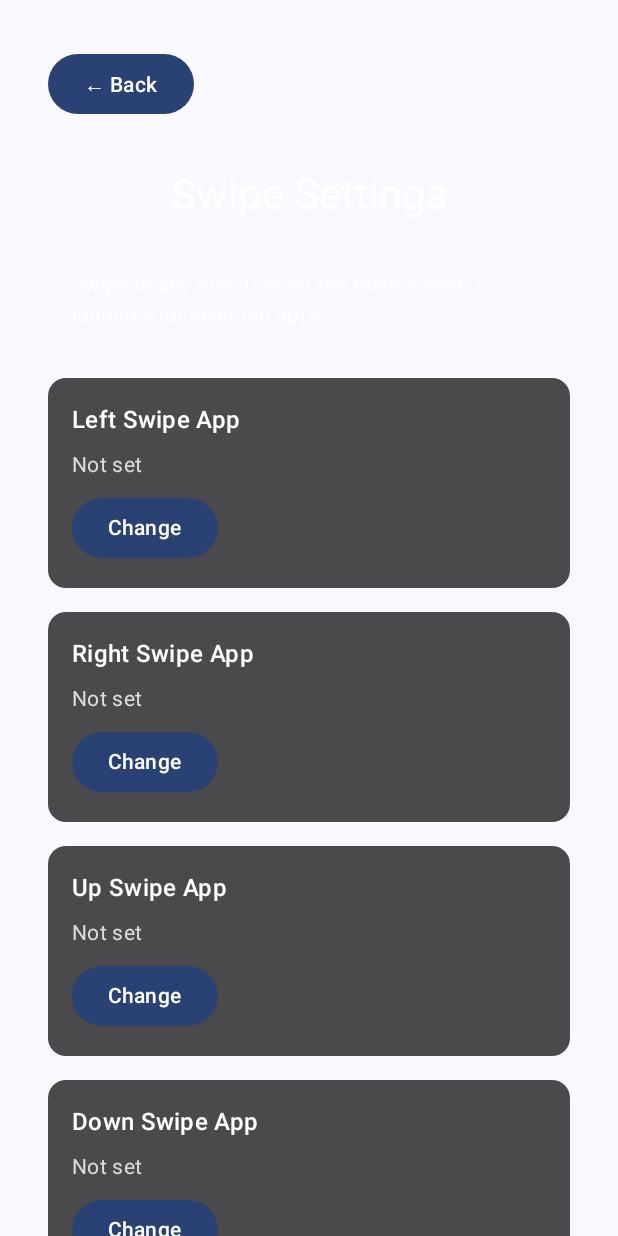
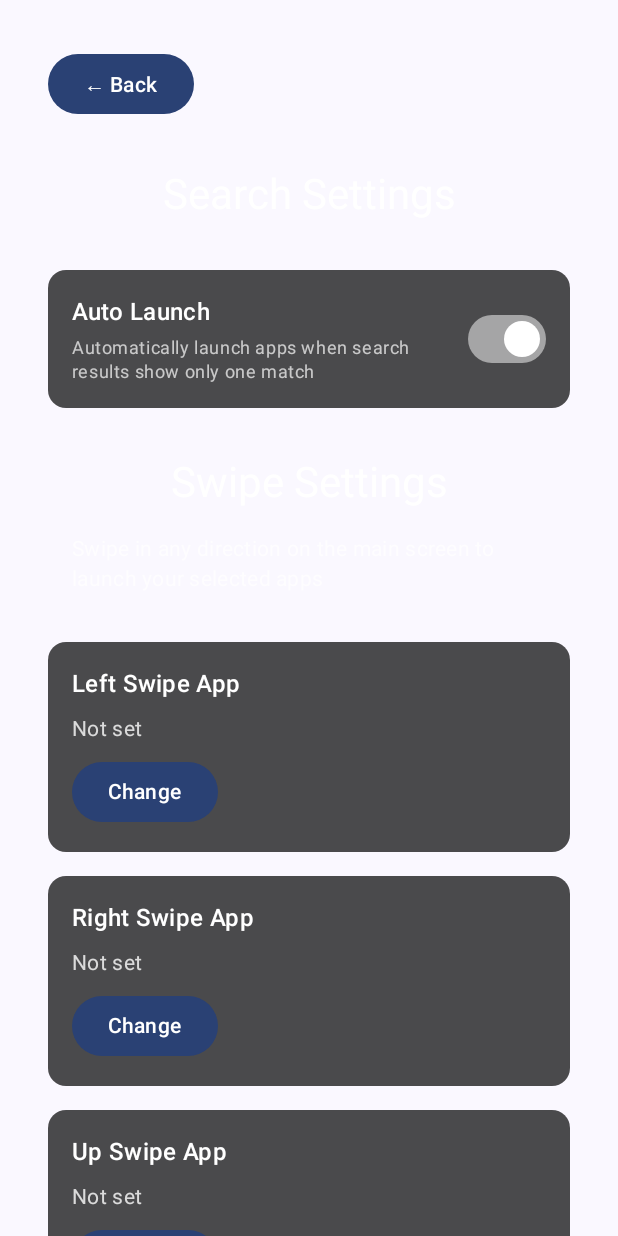
Before and after one commit to vinayakankugoyal/vibelauncher, an Android app built with Jetpack Compose: the composable SettingsScreen shown on its own in the app's theme, on a phone screen of 412 x 824 dp. Run offline under Robolectric (Android 15) with nearby library versions, the phone set to English and light mode, and no system bars.

Commit message:
feat: add setting that lets you auto-launch an app if it is the only match

```diff
--- a/app/build.gradle.kts
+++ b/app/build.gradle.kts
@@ -12,8 +12,8 @@ android {
         applicationId = "com.pizza.vibelauncher"
         minSdk = 24
         targetSdk = 35
-        versionCode = 2
-        versionName = "1.0.1"
+        versionCode = 3
+        versionName = "1.0.2"
 
         testInstrumentationRunner = "androidx.test.runner.AndroidJUnitRunner"
     }
--- a/app/src/main/java/com/pizza/vibelauncher/MainActivity.kt
+++ b/app/src/main/java/com/pizza/vibelauncher/MainActivity.kt
@@ -36,6 +36,8 @@ import androidx.compose.material3.CardDefaults
 import androidx.compose.material3.MaterialTheme
 import androidx.compose.material3.OutlinedTextField
 import androidx.compose.material3.OutlinedTextFieldDefaults
+import androidx.compose.material3.Switch
+import androidx.compose.material3.SwitchDefaults
 import androidx.compose.material3.Text
 import androidx.compose.ui.input.pointer.pointerInput
 import kotlin.math.abs
@@ -54,6 +56,7 @@ import androidx.compose.foundation.layout.windowInsetsPadding
 import androidx.compose.foundation.rememberScrollState
 import androidx.compose.foundation.verticalScroll
 import androidx.compose.runtime.Composable
+import androidx.compose.runtime.LaunchedEffect
 import androidx.compose.runtime.getValue
 import androidx.compose.runtime.collectAsState
 import androidx.compose.runtime.mutableFloatStateOf
@@ -115,6 +118,12 @@ class AppLauncherViewModel : ViewModel() {
     private val _downSwipeApp = MutableStateFlow<AppInfo?>(null)
     val downSwipeApp: StateFlow<AppInfo?> = _downSwipeApp.asStateFlow()
 
+    private val _autoLaunchApp = MutableStateFlow<AppInfo?>(null)
+    val autoLaunchApp: StateFlow<AppInfo?> = _autoLaunchApp.asStateFlow()
+
+    private val _autoLaunchEnabled = MutableStateFlow(true)
+    val autoLaunchEnabled: StateFlow<Boolean> = _autoLaunchEnabled.asStateFlow()
+
     private lateinit var sharedPrefs: SharedPreferences
 
     fun onSearchTextChanged(text: String) {
@@ -172,6 +181,13 @@ class AppLauncherViewModel : ViewModel() {
                     val filteredResults = startsWithApps + containsApps
 
                     _filteredApps.value = filteredResults
+
+                    // Auto-launch if only one result and auto-launch is enabled
+                    if (filteredResults.size == 1 && _autoLaunchEnabled.value) {
+                        _autoLaunchApp.value = filteredResults.first()
+                    } else {
+                        _autoLaunchApp.value = null
+                    }
                 } catch (e: Exception) {
                     _filteredApps.value = emptyList()
                 }
@@ -185,6 +201,7 @@ class AppLauncherViewModel : ViewModel() {
     fun initializeSettings(context: Context) {
         sharedPrefs = context.getSharedPreferences("launcher_settings", Context.MODE_PRIVATE)
         loadSavedSwipeApps()
+        loadAutoLaunchSetting()
     }
 
     private fun loadSavedSwipeApps() {
@@ -199,6 +216,15 @@ class AppLauncherViewModel : ViewModel() {
         _rightSwipeApp.value = apps.find { it.packageName == rightPackage }
         _upSwipeApp.value = apps.find { it.packageName == upPackage }
         _downSwipeApp.value = apps.find { it.packageName == downPackage }
+    }
+
+    private fun loadAutoLaunchSetting() {
+        _autoLaunchEnabled.value = sharedPrefs.getBoolean("auto_launch_enabled", true)
+    }
+
+    fun setAutoLaunchEnabled(enabled: Boolean) {
+        _autoLaunchEnabled.value = enabled
+        sharedPrefs.edit { putBoolean("auto_launch_enabled", enabled) }
     }
 
     private fun setLeftSwipeApp(app: AppInfo?) {
@@ -454,12 +480,22 @@ fun LauncherApp(viewModel: AppLauncherViewModel) {
 fun AppLauncherScreen(viewModel: AppLauncherViewModel) {
     val searchText by viewModel.searchText.collectAsState()
     val filteredApps by viewModel.filteredApps.collectAsState()
+    val autoLaunchApp by viewModel.autoLaunchApp.collectAsState()
+    val autoLaunchEnabled by viewModel.autoLaunchEnabled.collectAsState()
     val context = LocalContext.current
     val keyboardController = LocalSoftwareKeyboardController.current
     val focusManager = LocalFocusManager.current
 
     var dragStartX by remember { mutableFloatStateOf(0f) }
     var dragStartY by remember { mutableFloatStateOf(0f) }
+
+    // Auto-launch when only one result
+    LaunchedEffect(autoLaunchApp) {
+        autoLaunchApp?.let { app ->
+            focusManager.clearFocus()
+            viewModel.launchApp(context, app.packageName, app.userHandle, clearSearch = true)
+        }
+    }
 
     Box(
         modifier = Modifier
@@ -541,7 +577,7 @@ fun AppLauncherScreen(viewModel: AppLauncherViewModel) {
             keyboardOptions = KeyboardOptions(imeAction = ImeAction.Search),
             keyboardActions = KeyboardActions(
                 onSearch = {
-                    if (filteredApps.size == 1) {
+                    if (filteredApps.size == 1 && autoLaunchEnabled) {
                         val app = filteredApps.first()
                         // If we don't clear the focus then the keyboard still shows when the user
                         // returns to the launcher.
@@ -642,6 +678,7 @@ fun SettingsScreen(viewModel: AppLauncherViewModel) {
     val rightSwipeApp by viewModel.rightSwipeApp.collectAsState()
     val upSwipeApp by viewModel.upSwipeApp.collectAsState()
     val downSwipeApp by viewModel.downSwipeApp.collectAsState()
+    val autoLaunchEnabled by viewModel.autoLaunchEnabled.collectAsState()
     val context = LocalContext.current
 
     Column(
@@ -664,12 +701,64 @@ fun SettingsScreen(viewModel: AppLauncherViewModel) {
         Spacer(modifier = Modifier.height(32.dp))
 
         Text(
+            "Search Settings",
+            style = MaterialTheme.typography.headlineMedium,
+            color = Color.White
+        )
+
+        Spacer(modifier = Modifier.height(32.dp))
+
+        // Auto-launch toggle
+        Card(
+            colors = CardDefaults.cardColors(
+                containerColor = Color.Black.copy(alpha = 0.7f)
+            ),
+            modifier = Modifier.fillMaxWidth()
+        ) {
+            Row(
+                modifier = Modifier
+                    .fillMaxWidth()
+                    .padding(16.dp),
+                horizontalArrangement = Arrangement.SpaceBetween,
+                verticalAlignment = Alignment.CenterVertically
+            ) {
+                Column(
+                    modifier = Modifier.weight(1f)
+                ) {
+                    Text(
+                        "Auto Launch",
+                        style = MaterialTheme.typography.titleMedium,
+                        color = Color.White
+                    )
+                    Spacer(modifier = Modifier.height(4.dp))
+                    Text(
+                        "Automatically launch apps when search results show only one match",
+                        style = MaterialTheme.typography.bodySmall,
+                        color = Color.White.copy(alpha = 0.7f)
+                    )
+                }
+                Switch(
+                    checked = autoLaunchEnabled,
+                    onCheckedChange = { viewModel.setAutoLaunchEnabled(it) },
+                    colors = SwitchDefaults.colors(
+                        checkedThumbColor = Color.White,
+                        checkedTrackColor = Color.White.copy(alpha = 0.5f),
+                        uncheckedThumbColor = Color.White.copy(alpha = 0.7f),
+                        uncheckedTrackColor = Color.White.copy(alpha = 0.3f)
+                    )
+                )
+            }
+        }
+
+        Spacer(modifier = Modifier.height(32.dp))
+
+        Text(
             "Swipe Settings",
             style = MaterialTheme.typography.headlineMedium,
             color = Color.White
         )
 
-        Spacer(modifier = Modifier.height(32.dp))
+        Spacer(modifier = Modifier.height(16.dp))
 
         Text(
             "Swipe in any direction on the main screen to launch your selected apps",
```
